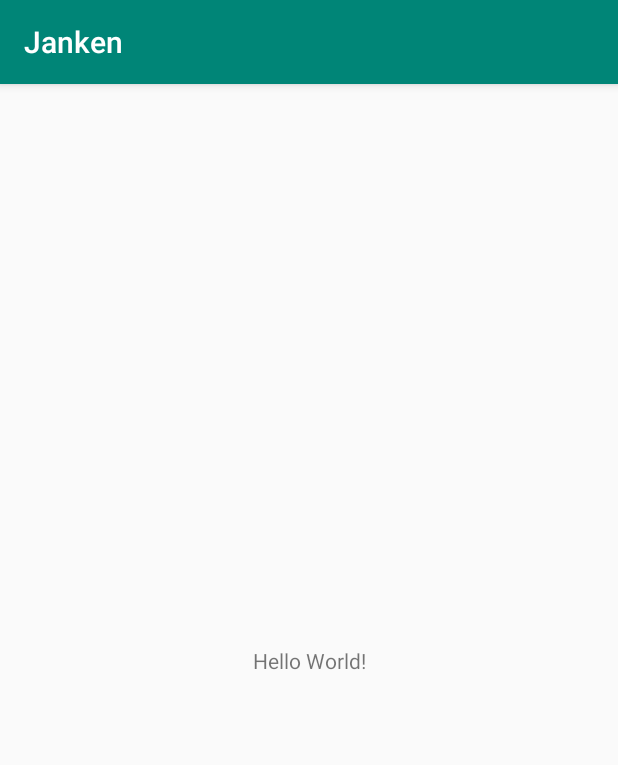
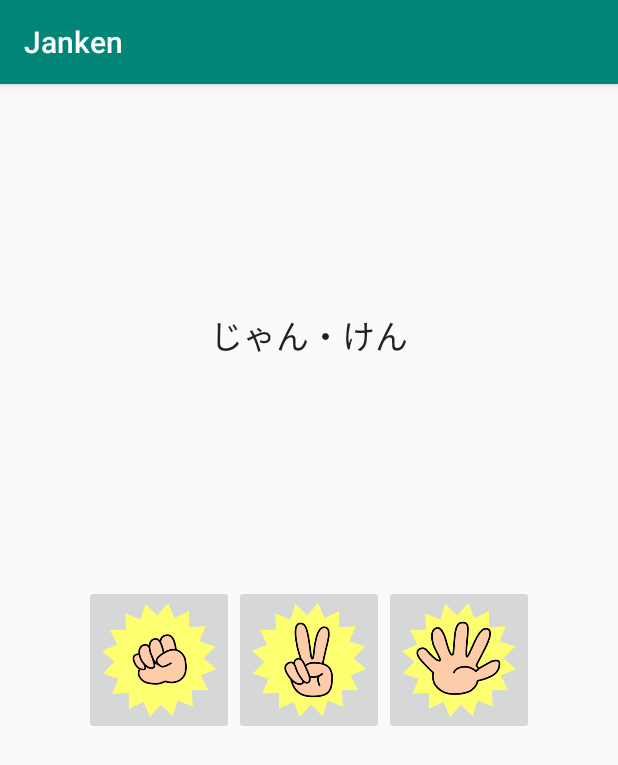
Before and after one commit to takumi314/android-kotlin-janken, an Android app: the screen it shows after launch (MainActivity), on a phone screen of 412 x 824 dp. Shown: the top 765 px of the screen. Run offline under Robolectric (Android 15) with nearby library versions, the phone set to English and light mode, and no system bars.

Commit message:
add constraints for janken UIs

```diff
--- a/app/src/main/res/layout/activity_main.xml
+++ b/app/src/main/res/layout/activity_main.xml
@@ -6,13 +6,43 @@
     android:layout_height="match_parent"
     tools:context=".MainActivity">
 
+    <ImageButton
+        android:id="@+id/choki_img_btn"
+        android:layout_width="100dp"
+        android:layout_height="100dp"
+        android:scaleType="fitCenter"
+        app:layout_constraintBottom_toBottomOf="parent"
+        app:layout_constraintEnd_toEndOf="parent"
+        app:layout_constraintStart_toStartOf="parent"
+        app:layout_constraintTop_toTopOf="parent"
+        app:srcCompat="@drawable/choki" />
+
+    <ImageButton
+        android:id="@+id/gu_img_btn"
+        android:layout_width="100dp"
+        android:layout_height="100dp"
+        android:scaleType="fitCenter"
+        app:layout_constraintEnd_toStartOf="@+id/choki_img_btn"
+        app:layout_constraintTop_toTopOf="@+id/choki_img_btn"
+        app:srcCompat="@drawable/gu" />
+
+    <ImageButton
+        android:id="@+id/pa_img_btn"
+        android:layout_width="100dp"
+        android:layout_height="100dp"
+        android:scaleType="fitCenter"
+        app:layout_constraintStart_toEndOf="@+id/choki_img_btn"
+        app:layout_constraintTop_toTopOf="@+id/choki_img_btn"
+        app:srcCompat="@drawable/pa" />
+
     <TextView
+        android:id="@+id/textView"
         android:layout_width="wrap_content"
         android:layout_height="wrap_content"
-        android:text="Hello World!"
-        app:layout_constraintBottom_toBottomOf="parent"
-        app:layout_constraintLeft_toLeftOf="parent"
-        app:layout_constraintRight_toRightOf="parent"
+        android:text="@string/janken_text"
+        android:textAppearance="@style/TextAppearance.AppCompat.Large"
+        app:layout_constraintBottom_toTopOf="@+id/choki_img_btn"
+        app:layout_constraintEnd_toEndOf="parent"
+        app:layout_constraintStart_toStartOf="parent"
         app:layout_constraintTop_toTopOf="parent" />
-
 </androidx.constraintlayout.widget.ConstraintLayout>
--- a/app/src/main/res/values/strings.xml
+++ b/app/src/main/res/values/strings.xml
@@ -1,3 +1,4 @@
 <resources>
     <string name="app_name">Janken</string>
+    <string name="janken_text">じゃん・けん</string>
 </resources>
```
